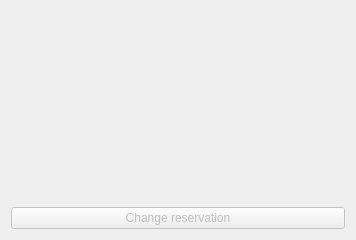
Before: the Qt Designer form bookwidget.ui in Gluzix/DataBase_Project, drawn with Qt 5.
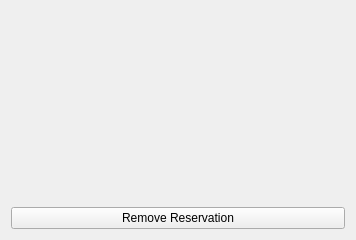
After: the same form once the commit is applied.

Commit message: Added possibility to remove reservations

```diff
--- a/bookwidget.ui
+++ b/bookwidget.ui
@@ -24,10 +24,10 @@
    <item row="1" column="0">
     <widget class="QPushButton" name="changeButton">
      <property name="enabled">
-      <bool>false</bool>
+      <bool>true</bool>
      </property>
      <property name="text">
-      <string>Change reservation</string>
+      <string>Remove Reservation</string>
      </property>
     </widget>
    </item>
```
Left out of the diff: 2 changed lines with no effect on the pictures. The commit also changes 5 other files.
